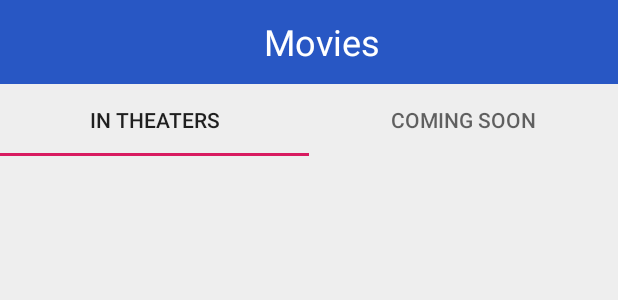
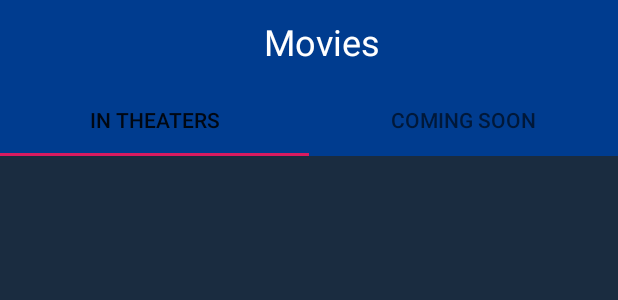
Before and after one commit to stefan-krstikj/skopje-movie-schedule, an Android app: the layout fragment_movies.xml on its own in the app's theme, with its tools: preview values and no code run, on a phone screen of 412 x 824 dp. Shown: the top 300 px of the screen. Run offline under Robolectric (Android 15) with nearby library versions, the phone set to English and light mode, and no system bars; network calls fail.

Commit message:
fix styles & looks

```diff
--- a/app/src/main/AndroidManifest.xml
+++ b/app/src/main/AndroidManifest.xml
@@ -5,9 +5,8 @@
 
     <application
         android:allowBackup="true"
-        android:icon="@mipmap/ic_launcher"
+        android:icon="@mipmap/popcorn"
         android:label="@string/app_name"
-        android:roundIcon="@mipmap/ic_launcher_round"
         android:supportsRtl="true"
         android:theme="@style/Theme.SkopjeMovieSchedule"
         android:usesCleartextTraffic="true"
--- a/app/src/main/res/layout/fragment_movies.xml
+++ b/app/src/main/res/layout/fragment_movies.xml
@@ -2,8 +2,6 @@
 <androidx.coordinatorlayout.widget.CoordinatorLayout xmlns:android="http://schemas.android.com/apk/res/android"
     xmlns:tools="http://schemas.android.com/tools"
     xmlns:app="http://schemas.android.com/apk/res-auto"
-
-
     android:layout_width="match_parent"
     android:layout_height="match_parent"
     android:fitsSystemWindows="true">
@@ -16,7 +14,9 @@
 
         <com.google.android.material.tabs.TabLayout
             android:layout_width="match_parent"
-            android:layout_height="wrap_content">
+            android:layout_height="wrap_content"
+            android:theme="@style/TabLayoutTheme"
+            >
 
             <com.google.android.material.tabs.TabItem
                 android:layout_width="wrap_content"
@@ -32,7 +32,6 @@
 
     <com.google.android.material.appbar.AppBarLayout
         android:id="@+id/appbar"
-
         android:layout_height="wrap_content"
         android:layout_width="match_parent">
 
@@ -41,14 +40,14 @@
             android:layout_height="match_parent"
             app:toolbarId="@+id/toolbar_fragment"
             app:layout_scrollFlags="scroll|enterAlways|enterAlwaysCollapsed"
-
             app:contentScrim="?attr/colorPrimary">
-
 
             <androidx.appcompat.widget.Toolbar
                 android:id="@+id/toolbar_fragment"
                 android:layout_height="?attr/actionBarSize"
-                android:layout_width="match_parent">
+                android:layout_width="match_parent"
+                android:background="@color/movies_blue_800_dark"
+                >
 
                 <TextView
                     style="@style/TextAppearance.MaterialComponents.Headline5"
--- a/app/src/main/res/navigation/mobile_navigation.xml
+++ b/app/src/main/res/navigation/mobile_navigation.xml
@@ -20,6 +20,6 @@
     <fragment
         android:id="@+id/navigation_notifications"
         android:name="mk.ukim.finki.skopjemovieschedule.ui.maps.MapsFragment"
-        android:label="@string/title_maps"
+        android:label="@string/title_theaters"
         tools:layout="@layout/fragment_maps" />
 </navigation>
--- a/app/src/main/res/values/colors.xml
+++ b/app/src/main/res/values/colors.xml
@@ -3,4 +3,14 @@
     <color name="colorAccent">#D81B60</color>
     <color name="openNowTrue">#0CB33B</color>
     <color name="openNowFalse">#FF413A</color>
+
+    <color name="movies_blue_background">#1A2C40</color>
+    <color name="movies_blue_800">#1565c0</color>
+    <color name="movies_blue_800_dark">#003c8f</color>
+    <color name="movies_blue_800_light">#5e92f3</color>
+
+
+    <!--    <color name="movies_blue_500">#2857C4</color>-->
+<!--    <color name="movies_blue_700">#0B2F83</color>-->
+
 </resources>
--- a/app/src/main/res/values/strings.xml
+++ b/app/src/main/res/values/strings.xml
@@ -1,9 +1,9 @@
 <resources>
     <string name="app_name">Skopje Movie Schedule</string>
-    <string name="title_activity_main_movies_view">MainMoviesView</string>
+    <string name="title_activity_main_movies_view">Skopje Movie Schedule</string>
     <string name="title_movies">Movies</string>
     <string name="title_reservations">Reservations</string>
-    <string name="title_maps">Maps</string>
+    <string name="title_theaters">Theaters</string>
     <string name="in_theaters_tab_text_1">In Theaters</string>
     <string name="in_theaters_tab_text_2">Coming Soon</string>
 
--- a/app/src/main/res/values/styles.xml
+++ b/app/src/main/res/values/styles.xml
@@ -3,19 +3,16 @@
     <!-- Base application theme. -->
 
     <style name="Base.Theme.SkopjeMovieSchedule" parent="Theme.AppCompat.Light.NoActionBar">
-        <item name="colorPrimary">#2857c4</item>
-        <item name="colorPrimaryDark">#002f93</item>
+        <item name="colorPrimary">@color/movies_blue_800</item>
+        <item name="colorPrimaryDark">@color/movies_blue_800_dark</item>
         <item name="colorAccent">@color/colorAccent</item>
-<!--        <item name="android:colorBackground">#2857c4</item>-->
         <item name="android:titleTextColor">@android:color/white</item>
         <item name="subtitleTextColor">@android:color/white</item>
         <item name="windowActionBar">true</item>
         <item name="windowNoTitle">true</item>
         <item name="android:windowContentTransitions">true</item>
-        <item name="android:colorBackground">#EEEEEE</item>
-
-        <!-- specify enter and exit transitions -->
-<!--        <item name="android:windowEnterTrn">@android:transition/explode</item>-->
+        <item name="android:colorBackground">@color/movies_blue_background</item>
+        <item name="android:fontFamily">sans-serif-light</item>
     </style>
 
     <style name="Theme.SkopjeMovieSchedule" parent="Base.Theme.SkopjeMovieSchedule" />
@@ -25,5 +22,37 @@
         <item name="windowNoTitle">true</item>
     </style>
 
+    <style name="BottomNavigationTheme" parent="Theme.AppCompat.Light">
+        <item name="colorPrimary">@android:color/white</item>
+        <item name="android:background">@color/movies_blue_800_dark</item>
+        <item name="android:textColorSecondary">@android:color/white</item>
+    </style>
+
+    <style name="TabLayoutTheme" parent="Widget.Design.TabLayout">
+        <item name="tabBackground">@color/movies_blue_800_dark</item>
+    </style>
+
+    <style name="MovieCardTheme" parent="Theme.AppCompat.Light">
+        <item name="android:background">@color/movies_blue_background</item>
+    </style>
+
+    <style name="MovieTheaterTheme">
+        <item name="android:background">@color/movies_blue_800</item>
+        <item name="android:color">@android:color/white</item>
+    </style>
+
+
+<!--    <style name="Base.DarkTheme.SkopjeMovieSchedule" parent="Theme.AppCompat.Light.NoActionBar">-->
+<!--        <item name="colorPrimary">#002f93</item>-->
+<!--        <item name="colorPrimaryDark">#002f93</item>-->
+<!--        <item name="colorAccent">@color/colorAccent</item>-->
+<!--        <item name="android:colorBackground">#2857c4</item>-->
+<!--        <item name="android:titleTextColor">@android:color/white</item>-->
+<!--        <item name="subtitleTextColor">@android:color/white</item>-->
+<!--        <item name="windowActionBar">true</item>-->
+<!--        <item name="windowNoTitle">true</item>-->
+<!--        <item name="android:windowContentTransitions">true</item>-->
+<!--&lt;!&ndash;        <item name="android:colorBackground">#EEEEEE</item>&ndash;&gt;-->
+<!--    </style>-->
 
 </resources>
```
Also changed, not shown: app/src/main/res/layout/activity_main_movies_view.xml (+6 -17 lines), app/src/main/res/layout/bottom_sheet_theater_details.xml (deleted, +0 -23 lines), app/src/main/res/layout/movie_list_layout.xml (+8 -4 lines), app/src/main/res/layout/theater_list_layout.xml (+13 -4 lines), app/src/main/res/menu/bottom_nav_menu.xml (+4 -4 lines).
